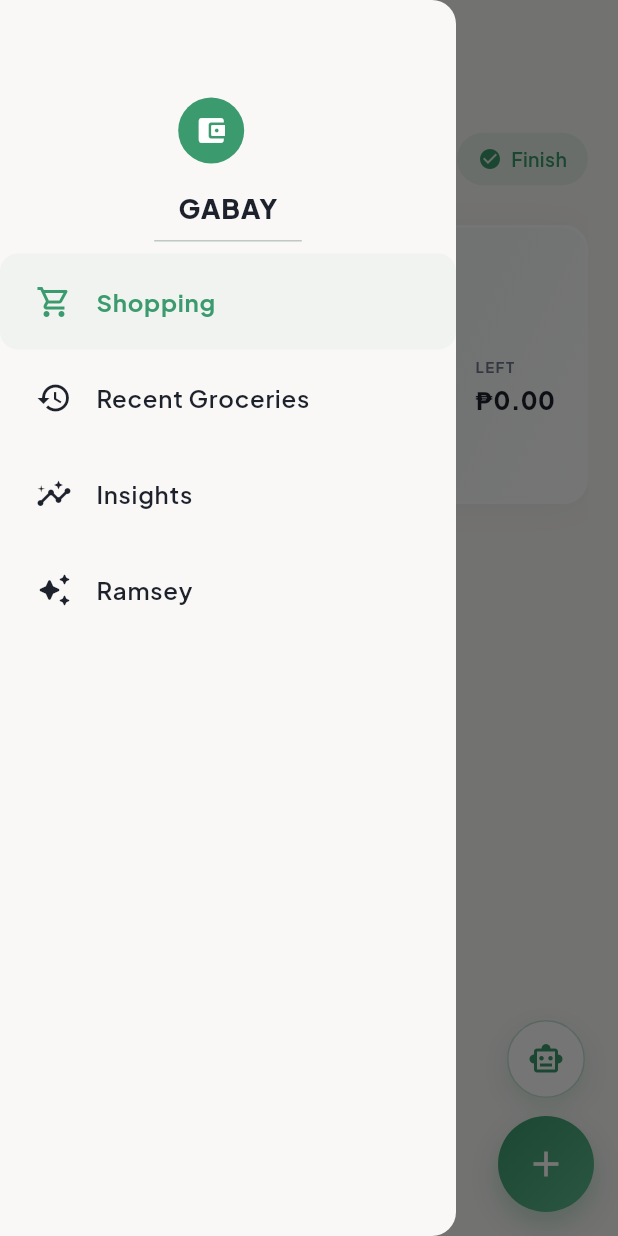
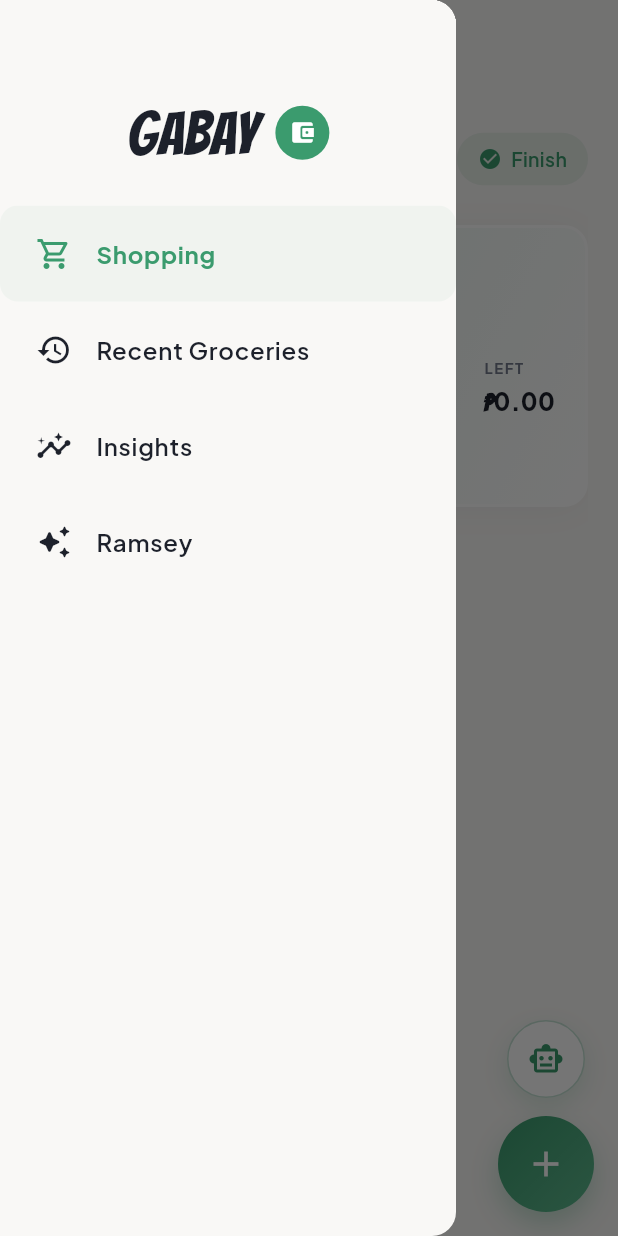
Before and after one commit to johnlemueldayaday/GABAI, a Flutter app: the screen it shows after launch, with the side drawer open, on a phone screen of 412 x 824 dp. Run offline on Flutter 3.47's test engine with Material 3 defaults, Android fonts, the phone set to English and light mode, and no system bars; our stand-ins replace fl_chart, google_fonts, google_generative_ai, shared_preferences, speech_to_text.

Commit message:
beta 1.3

```diff
--- a/lib/config/ai_config.dart
+++ b/lib/config/ai_config.dart
@@ -3,7 +3,6 @@ class AIConfig {
 
   static const String geminiApiKey = String.fromEnvironment(
     'GEMINI_API_KEY',
-    defaultValue: 'AIzaSyCipKlF93bKuuOUmmJxolx_RsDdqY4-YSk',
   );
 
   static bool get hasGeminiApiKey => geminiApiKey.trim().isNotEmpty;
--- a/lib/pages/home.dart
+++ b/lib/pages/home.dart
@@ -1469,9 +1469,11 @@ class _AddItemSheetState extends State<_AddItemSheet>
 
     final started = await _speech.listen(
       onResult: _onSpeechResult,
-      listenMode: ListenMode.dictation,
-      partialResults: true,
-      cancelOnError: true,
+      listenOptions: SpeechListenOptions(
+        listenMode: ListenMode.dictation,
+        partialResults: true,
+        cancelOnError: true,
+      ),
     );
 
     if (!mounted) return;
--- a/lib/pages/ramsey.dart
+++ b/lib/pages/ramsey.dart
@@ -162,7 +162,7 @@ class _RamseyPageState extends State<RamseyPage> {
       text:
           'AI Assistant is not configured yet.\n\n'
           'Add `GEMINI_API_KEY` to your local `.env`, then run the app with '
-          '`./scripts/flutter_with_env.sh run` so the key stays out of the frontend source.',
+          '`./scripts/flutter_with_env.sh run` or `.\\scripts\\flutter_with_env.ps1 run` so the key stays out of the frontend source.',
       isUser: false,
       timestamp: DateTime.now(),
     );
--- a/lib/widgets/app_drawer.dart
+++ b/lib/widgets/app_drawer.dart
@@ -1,4 +1,5 @@
 import 'package:flutter/material.dart';
+import 'package:google_fonts/google_fonts.dart';
 import '../pages/home.dart';
 import '../pages/recent.dart';
 import '../pages/analytics.dart';
@@ -16,15 +17,31 @@ class AppDrawer extends StatelessWidget {
       backgroundColor: kBackground,
       child: Column(
         children: [
-          DrawerHeader(
+          Container(
+            width: double.infinity,
+            padding: const EdgeInsets.fromLTRB(24, 60, 24, 20),
             decoration: BoxDecoration(color: kBackground),
-            child: Column(
-              crossAxisAlignment: CrossAxisAlignment.start,
-              mainAxisAlignment: MainAxisAlignment.end,
+            child: Row(
+              mainAxisAlignment: MainAxisAlignment.center,
+              crossAxisAlignment: CrossAxisAlignment.center,
               children: [
+                Text(
+                  'GABAY',
+                  style: GoogleFonts.bangers(
+                    textStyle: TextStyle(
+                      color: kTextCharcoal,
+                      fontSize: 40,
+                      fontVariations: const [
+                        FontVariation('ital', 0),
+                        FontVariation('wght', 400),
+                      ],
+                    ),
+                  ),
+                ),
+                const SizedBox(width: 12),
                 Container(
-                  width: 44,
-                  height: 44,
+                  width: 36,
+                  height: 36,
                   decoration: BoxDecoration(
                     color: kPrimary,
                     shape: BoxShape.circle,
@@ -32,16 +49,7 @@ class AppDrawer extends StatelessWidget {
                   child: const Icon(
                     Icons.account_balance_wallet_rounded,
                     color: Colors.white,
-                    size: 22,
-                  ),
-                ),
-                const SizedBox(height: 16),
-                Text(
-                  'GABAY',
-                  style: TextStyle(
-                    color: kTextCharcoal,
-                    fontSize: 18,
-                    fontWeight: FontWeight.w800,
+                    size: 18,
                   ),
                 ),
               ],
@@ -125,10 +133,7 @@ class _DrawerItem extends StatelessWidget {
   @override
   Widget build(BuildContext context) {
     return ListTile(
-      leading: Icon(
-        icon,
-        color: isSelected ? kPrimary : kTextCharcoal,
-      ),
+      leading: Icon(icon, color: isSelected ? kPrimary : kTextCharcoal),
       title: Text(
         label,
         style: TextStyle(
@@ -139,9 +144,7 @@ class _DrawerItem extends StatelessWidget {
       onTap: onTap,
       selected: isSelected,
       selectedTileColor: kPrimary.withValues(alpha: 0.05),
-      shape: RoundedRectangleBorder(
-        borderRadius: BorderRadius.circular(12),
-      ),
+      shape: RoundedRectangleBorder(borderRadius: BorderRadius.circular(12)),
       contentPadding: const EdgeInsets.symmetric(horizontal: 24, vertical: 4),
     );
   }
```
Also changed, not shown: 3 other files.
